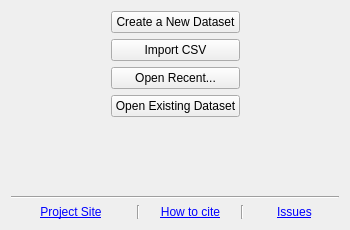
Above: src/rc_metastudio/forms/welcome_page.ui from AliSalman-et-al/openmeta-analyst-community before the change. Below: the same form after it.
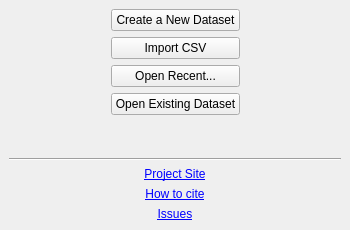
That is the form after the change. Icons and pictures are not drawn.

Patch:
```diff
--- a/src/rc_metastudio/forms/welcome_page.ui
+++ b/src/rc_metastudio/forms/welcome_page.ui
@@ -11,32 +11,32 @@
    </rect>
   </property>
   <property name="sizePolicy">
-   <sizepolicy hsizetype="Fixed" vsizetype="Fixed">
+   <sizepolicy hsizetype="Preferred" vsizetype="Preferred">
     <horstretch>0</horstretch>
     <verstretch>0</verstretch>
    </sizepolicy>
   </property>
-  <property name="minimumSize">
-   <size>
-    <width>350</width>
-    <height>230</height>
-   </size>
-  </property>
-  <property name="maximumSize">
-   <size>
-    <width>350</width>
-    <height>230</height>
-   </size>
-  </property>
   <property name="windowTitle">
    <string>WizardPage</string>
   </property>
   <property name="title">
    <string>What would you like to do?</string>
   </property>
-  <layout class="QVBoxLayout" name="verticalLayout_2">
+  <layout class="QVBoxLayout" name="workflowPageLayout">
+   <property name="leftMargin"><number>0</number></property>
+   <property name="topMargin"><number>0</number></property>
+   <property name="rightMargin"><number>0</number></property>
+   <property name="bottomMargin"><number>0</number></property>
    <item>
-    <layout class="QHBoxLayout" name="horizontalLayout">
+    <widget class="QScrollArea" name="pageScrollArea">
+     <property name="focusPolicy"><enum>Qt::NoFocus</enum></property>
+     <property name="frameShape"><enum>QFrame::NoFrame</enum></property>
+     <property name="widgetResizable"><bool>true</bool></property>
+     <widget class="QWidget" name="pageScrollContent">
+      <property name="sizePolicy"><sizepolicy hsizetype="Ignored" vsizetype="Preferred"><horstretch>0</horstretch><verstretch>0</verstretch></sizepolicy></property>
+      <layout class="QVBoxLayout" name="welcomeContentLayout">
+       <item>
+        <layout class="QHBoxLayout" name="welcomeActionsLayout">
      <item>
       <spacer name="horizontalSpacer_5">
        <property name="orientation">
@@ -111,8 +111,8 @@
        </property>
       </spacer>
      </item>
-    </layout>
-   </item>
+        </layout>
+       </item>
    <item>
     <spacer name="verticalSpacer_2">
      <property name="orientation">
@@ -134,15 +134,9 @@
     </widget>
    </item>
    <item>
-    <layout class="QHBoxLayout" name="horizontalLayout_2">
+    <layout class="QVBoxLayout" name="welcomeLinksLayout">
      <item>
       <widget class="QLabel" name="RCMS_onlineLabel">
-       <property name="minimumSize">
-        <size>
-         <width>120</width>
-         <height>0</height>
-        </size>
-       </property>
        <property name="text">
         <string>&lt;a href=&quot;https://github.com/AliSalman-et-al/rc-metastudio&quot;&gt;Project Site&lt;/a&gt;</string>
        </property>
@@ -154,24 +148,11 @@
        </property>
       </widget>
      </item>
-     <item>
-      <widget class="Line" name="line_3">
-       <property name="orientation">
-        <enum>Qt::Vertical</enum>
-       </property>
-      </widget>
-     </item>
      <item>
       <widget class="QLabel" name="how_to_citeLabel">
        <property name="enabled">
         <bool>false</bool>
        </property>
-       <property name="minimumSize">
-        <size>
-         <width>80</width>
-         <height>0</height>
-        </size>
-       </property>
        <property name="text">
         <string>&lt;a href=&quot;https://www.jstatsoft.org/article/view/v049i05&quot;&gt;How to cite&lt;/a&gt;</string>
        </property>
@@ -183,21 +164,8 @@
        </property>
       </widget>
      </item>
-     <item>
-      <widget class="Line" name="line_4">
-       <property name="orientation">
-        <enum>Qt::Vertical</enum>
-       </property>
-      </widget>
-     </item>
      <item>
       <widget class="QLabel" name="issue_feedback_label">
-       <property name="minimumSize">
-        <size>
-         <width>70</width>
-         <height>0</height>
-        </size>
-       </property>
        <property name="text">
         <string>&lt;a href=&quot;https://github.com/AliSalman-et-al/rc-metastudio/issues&quot;&gt;Issues&lt;/a&gt;</string>
        </property>
@@ -210,6 +178,10 @@
       </widget>
      </item>
     </layout>
+   </item>
+      </layout>
+     </widget>
+    </widget>
    </item>
   </layout>
  </widget>
```
